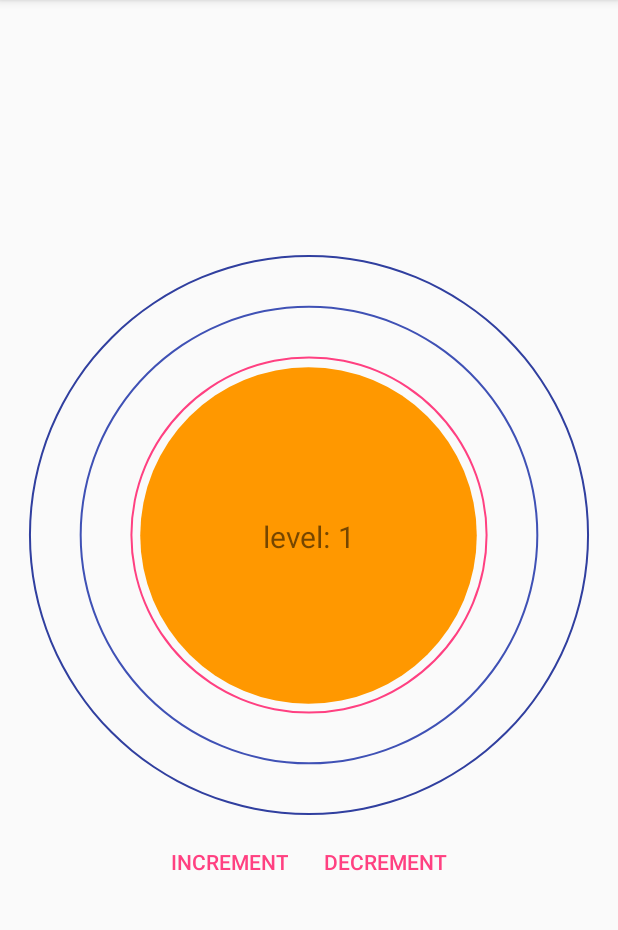
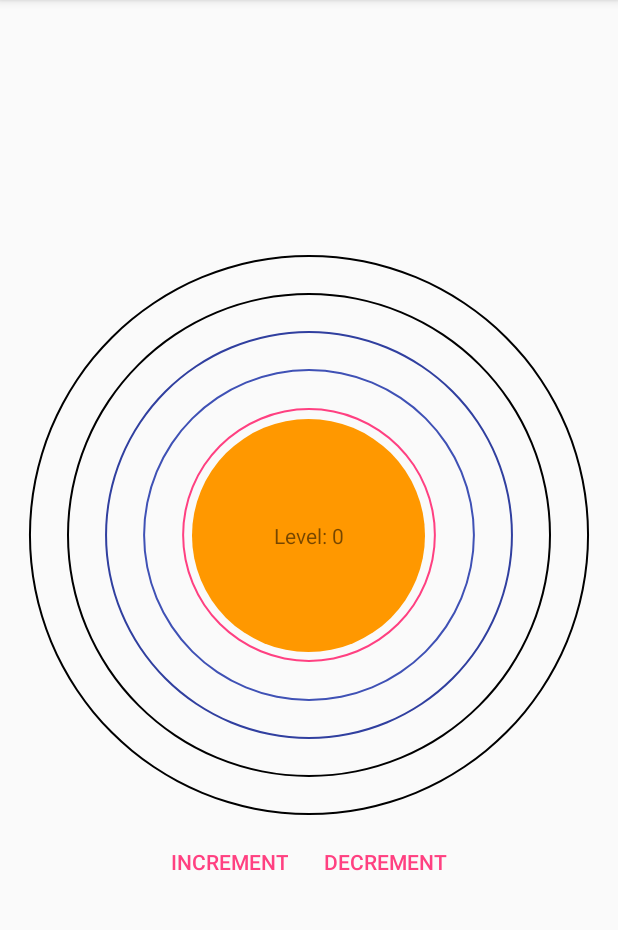
Before and after one commit to tsalik/target-layout, an Android app: the screen it shows after launch (MainActivity), on a phone screen of 412 x 824 dp, the part 84-1014 px from its top. Run offline under Robolectric (Android 15) with nearby library versions, the phone set to English and light mode, and no system bars.

Commit message:
Removes adapter and associated methods from TargetLayout

```diff
--- a/TargetLayout/demo/src/main/java/com/tsalik/targetlayout/demo/ArrayAdapter.java
+++ /dev/null
@@ -1,39 +0,0 @@
-package com.tsalik.targetlayout.demo;
-
-
-import android.view.View;
-import android.view.ViewGroup;
-import android.widget.BaseAdapter;
-
-import java.util.List;
-
-public class ArrayAdapter<T> extends BaseAdapter {
-
-    private List<T> items;
-
-    @Override
-    public int getCount() {
-        return items != null ? items.size() : 0;
-    }
-
-    @Override
-    public T getItem(int position) {
-        return items != null ? items.get(position) : null;
-    }
-
-    @Override
-    public long getItemId(int position) {
-        return position;
-    }
-
-    @Override
-    public View getView(int position, View convertView, ViewGroup parent) {
-        return null;
-    }
-
-    public void updateItems(List<T> items) {
-        this.items = items;
-        notifyDataSetChanged();
-    }
-
-}
--- a/TargetLayout/demo/src/main/java/com/tsalik/targetlayout/demo/MainActivity.java
+++ b/TargetLayout/demo/src/main/java/com/tsalik/targetlayout/demo/MainActivity.java
@@ -1,21 +1,20 @@
 package com.tsalik.targetlayout.demo;
 
-import androidx.appcompat.app.AppCompatActivity;
 import android.os.Bundle;
 import android.view.GestureDetector;
 import android.view.MotionEvent;
 import android.view.View;
 import android.widget.TextView;
 
+import androidx.appcompat.app.AppCompatActivity;
+
 import com.tsalik.targetlayout.TargetLayout;
 
-import java.util.ArrayList;
-import java.util.List;
+import java.util.Locale;
 
 public class MainActivity extends AppCompatActivity implements TargetLayout.OnLevelChangedListener {
 
     private TargetLayout targetLayout;
-    private List<ProgrammerLevel> programmerLevels;
     private TextView programmerLevelTextView;
     private GestureDetector gestureDetector;
 
@@ -36,18 +35,11 @@ public class MainActivity extends AppCompatActivity implements TargetLayout.OnLe
                 targetLayout.decrement();
             }
         });
-        programmerLevels = new ArrayList<>();
-        for (int i = 0; i < 4; i++) {
-            programmerLevels.add(new ProgrammerLevel(i, "level: " + i));
-        }
         programmerLevelTextView = findViewById(R.id.programmerLevel);
         targetLayout.setOnLevelChangedListener(this);
-        ArrayAdapter<ProgrammerLevel> programmerLevelArrayAdapter = new ArrayAdapter<>();
-        targetLayout.setAdapter(programmerLevelArrayAdapter);
-        programmerLevelArrayAdapter.updateItems(programmerLevels);
-        gestureDetector = new GestureDetector(this, new GestureDetector.SimpleOnGestureListener(){});
+        targetLayout.setMaxNumberOfLevels(5);
+        gestureDetector = new GestureDetector(this, new GestureDetector.SimpleOnGestureListener() {});
         gestureDetector.setOnDoubleTapListener(tapListener);
-        targetLayout.setPosition(1);
         targetLayout.setOnTouchListener(new View.OnTouchListener() {
             @Override
             public boolean onTouch(View v, MotionEvent event) {
@@ -60,8 +52,7 @@ public class MainActivity extends AppCompatActivity implements TargetLayout.OnLe
 
     @Override
     public void onLevelChanged(int position) {
-        ProgrammerLevel programmerLevel = programmerLevels.get(position);
-        programmerLevelTextView.setText(programmerLevel.getTitle());
+        programmerLevelTextView.setText(String.format(Locale.getDefault(), "Level: %d", position));
     }
 
     private GestureDetector.OnDoubleTapListener tapListener = new GestureDetector.OnDoubleTapListener() {
--- a/TargetLayout/demo/src/main/res/drawable/levels.xml
+++ b/TargetLayout/demo/src/main/res/drawable/levels.xml
@@ -1,7 +1,18 @@
 <?xml version="1.0" encoding="utf-8"?>
 <level-list xmlns:android="http://schemas.android.com/apk/res/android">
-    <item android:maxLevel="0" android:drawable="@drawable/ring_color_accent"/>
-    <item android:maxLevel="1" android:drawable="@drawable/ring_color_primary"/>
-    <item android:maxLevel="2" android:drawable="@drawable/ring_color_dark"/>
-    <item android:maxLevel="3" android:drawable="@drawable/ring_color_black"/>
+    <item
+        android:drawable="@drawable/ring_color_accent"
+        android:maxLevel="0" />
+    <item
+        android:drawable="@drawable/ring_color_primary"
+        android:maxLevel="1" />
+    <item
+        android:drawable="@drawable/ring_color_dark"
+        android:maxLevel="2" />
+    <item
+        android:drawable="@drawable/ring_color_black"
+        android:maxLevel="3" />
+    <item
+        android:drawable="@drawable/ring_color_black"
+        android:maxLevel="999" />
 </level-list>
--- a/TargetLayout/targetlayout/src/main/java/com/tsalik/targetlayout/TargetLayout.java
+++ b/TargetLayout/targetlayout/src/main/java/com/tsalik/targetlayout/TargetLayout.java
@@ -6,12 +6,10 @@ import android.animation.AnimatorSet;
 import android.animation.ObjectAnimator;
 import android.content.Context;
 import android.content.res.TypedArray;
-import android.database.DataSetObserver;
 import android.graphics.Canvas;
 import android.graphics.Rect;
 import android.graphics.drawable.Drawable;
 import android.graphics.drawable.LevelListDrawable;
-import androidx.annotation.NonNull;
 import android.util.AttributeSet;
 import android.view.Gravity;
 import android.view.MotionEvent;
@@ -19,8 +17,9 @@ import android.view.ScaleGestureDetector;
 import android.view.View;
 import android.view.animation.BounceInterpolator;
 import android.view.animation.Interpolator;
-import android.widget.BaseAdapter;
 import android.widget.FrameLayout;
+
+import androidx.annotation.NonNull;
 
 import java.util.ArrayList;
 import java.util.List;
@@ -45,14 +44,6 @@ public class TargetLayout extends FrameLayout implements TargetAction {
     private ScaleGestureDetector scaleGestureDetector;
     private float scaleFactor = 1f;
     private OnLevelChangedListener onLevelChangedListener;
-    private BaseAdapter adapter;
-    private DataSetObserver dataSetObserver = new DataSetObserver() {
-        @Override
-        public void onChanged() {
-            updateMaxNumberOfLevels();
-            notifyLevelChanged();
-        }
-    };
 
     public TargetLayout(Context context) {
         super(context);
@@ -116,6 +107,11 @@ public class TargetLayout extends FrameLayout implements TargetAction {
         }
     }
 
+    public void setMaxNumberOfLevels(int maxNumberOfLevels) {
+        this.maxNumberOfLevels = maxNumberOfLevels;
+        redraw();
+    }
+
     @Override
     protected void onDraw(Canvas canvas) {
 
@@ -123,7 +119,6 @@ public class TargetLayout extends FrameLayout implements TargetAction {
 
         int canvasHeight = canvas.getHeight();
 
-        if (adapter != null && !adapter.isEmpty()) {
         Target.Level current = target.getCurrentLevel();
         if (current != null) {
             for (int position = current.getPosition(); position < maxNumberOfLevels; position++) {
@@ -133,7 +128,6 @@ public class TargetLayout extends FrameLayout implements TargetAction {
                 computeDrawingBounds(canvasWidth, canvasHeight, target.getLevelAt(position).getSizePercent());
                 drawable.setBounds(drawingBounds);
                 drawable.draw(canvas);
-                }
             }
         }
     }
@@ -162,20 +156,6 @@ public class TargetLayout extends FrameLayout implements TargetAction {
 
     public void setOnLevelChangedListener(OnLevelChangedListener onLevelChangedListener) {
         this.onLevelChangedListener = onLevelChangedListener;
-    }
-
-    public void setAdapter(@NonNull BaseAdapter baseAdapter) {
-        if (adapter != null)
-            adapter.unregisterDataSetObserver(dataSetObserver);
-
-        adapter = baseAdapter;
-        adapter.registerDataSetObserver(dataSetObserver);
-    }
-
-    public void updateMaxNumberOfLevels() {
-        if (adapter != null)
-            maxNumberOfLevels = Math.min(maxNumberOfLevels, adapter.getCount());
-        updateTarget();
     }
 
     public int getCurrentPosition() {
--- a/TargetLayout/targetlayout/src/main/res/values/styles.xml
+++ b/TargetLayout/targetlayout/src/main/res/values/styles.xml
@@ -5,7 +5,7 @@
         <attr name="center_percent" format="float"/>
         <attr name="step_percent" format="float"/>
         <attr name="max_number_of_levels" format="integer"/>
-        <attr name="levelDrawable" format="integer"/>
+        <attr name="levelDrawable" format="reference"/>
     </declare-styleable>
 
 </resources>
```
Lines whose indentation alone changed are shown as unchanged.
